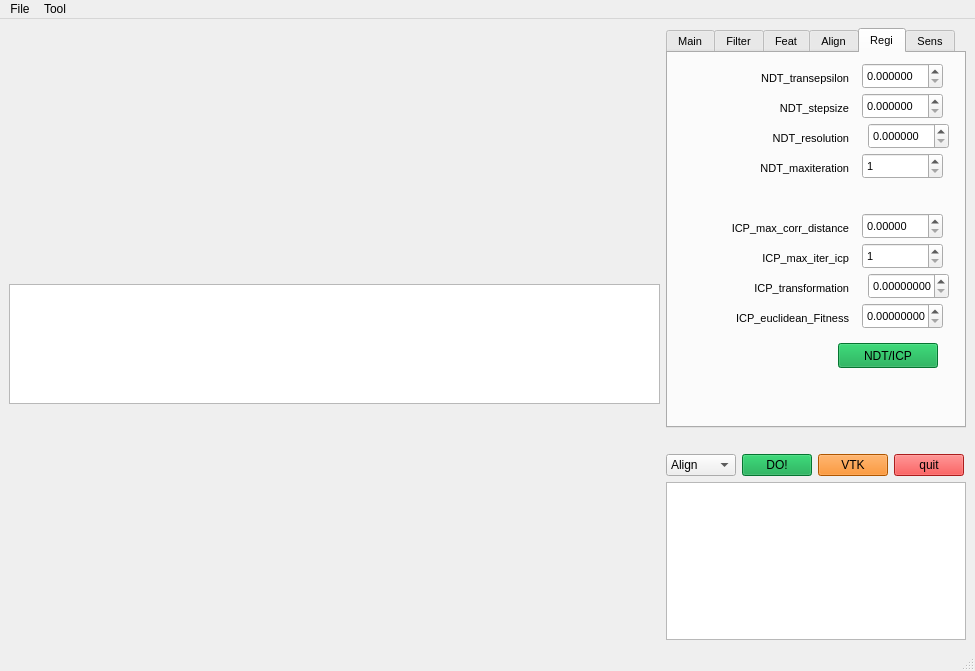
wangzivector/Object_Recognition_and_Alignment-ROS-RCNN-PCL-Qt-GUI, file src/qt_ros_pcl/gui/mainwindow.ui: the form before one commit.
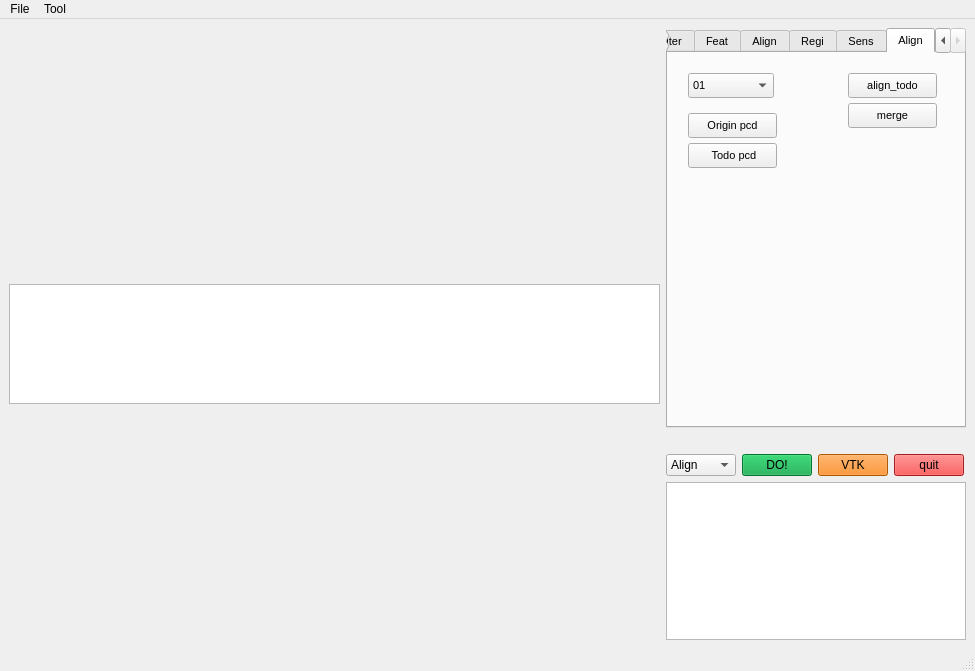
The form after the commit. The open tabs and pages were chosen to show the change. Icons and pictures are not drawn.

```diff
--- a/src/qt_ros_pcl/gui/mainwindow.ui
+++ b/src/qt_ros_pcl/gui/mainwindow.ui
@@ -2238,6 +2238,129 @@
           </property>
          </widget>
         </widget>
+        <widget class="QWidget" name="tab_9">
+         <attribute name="title">
+          <string>Align</string>
+         </attribute>
+         <widget class="QComboBox" name="comboBox_selenum">
+          <property name="geometry">
+           <rect>
+            <x>20</x>
+            <y>20</y>
+            <width>86</width>
+            <height>25</height>
+           </rect>
+          </property>
+          <property name="currentIndex">
+           <number>0</number>
+          </property>
+          <property name="maxCount">
+           <number>10</number>
+          </property>
+          <item>
+           <property name="text">
+            <string>01</string>
+           </property>
+          </item>
+          <item>
+           <property name="text">
+            <string>02</string>
+           </property>
+          </item>
+          <item>
+           <property name="text">
+            <string>03</string>
+           </property>
+          </item>
+          <item>
+           <property name="text">
+            <string>04</string>
+           </property>
+          </item>
+          <item>
+           <property name="text">
+            <string>05</string>
+           </property>
+          </item>
+          <item>
+           <property name="text">
+            <string>06</string>
+           </property>
+          </item>
+          <item>
+           <property name="text">
+            <string>07</string>
+           </property>
+          </item>
+          <item>
+           <property name="text">
+            <string>08</string>
+           </property>
+          </item>
+          <item>
+           <property name="text">
+            <string>09</string>
+           </property>
+          </item>
+          <item>
+           <property name="text">
+            <string>10</string>
+           </property>
+          </item>
+         </widget>
+         <widget class="QPushButton" name="pushButton_load_org">
+          <property name="geometry">
+           <rect>
+            <x>20</x>
+            <y>60</y>
+            <width>89</width>
+            <height>25</height>
+           </rect>
+          </property>
+          <property name="text">
+           <string>Origin pcd</string>
+          </property>
+         </widget>
+         <widget class="QPushButton" name="pushButton_load_todo">
+          <property name="geometry">
+           <rect>
+            <x>20</x>
+            <y>90</y>
+            <width>89</width>
+            <height>25</height>
+           </rect>
+          </property>
+          <property name="text">
+           <string> Todo pcd</string>
+          </property>
+         </widget>
+         <widget class="QPushButton" name="pushButton_align_todo">
+          <property name="geometry">
+           <rect>
+            <x>180</x>
+            <y>20</y>
+            <width>89</width>
+            <height>25</height>
+           </rect>
+          </property>
+          <property name="text">
+           <string>align_todo</string>
+          </property>
+         </widget>
+         <widget class="QPushButton" name="pushButton_merge">
+          <property name="geometry">
+           <rect>
+            <x>180</x>
+            <y>50</y>
+            <width>89</width>
+            <height>25</height>
+           </rect>
+          </property>
+          <property name="text">
+           <string>merge</string>
+          </property>
+         </widget>
+        </widget>
        </widget>
       </item>
       <item>
```
Left out of the diff: 81 changed lines with no effect on the pictures.
